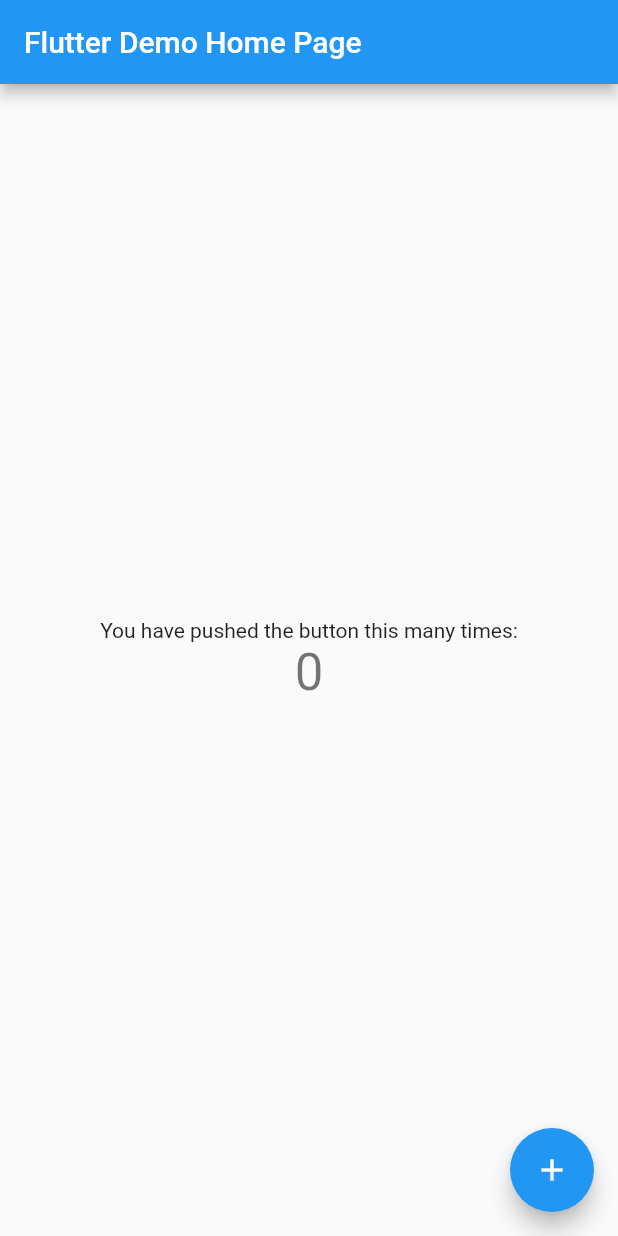
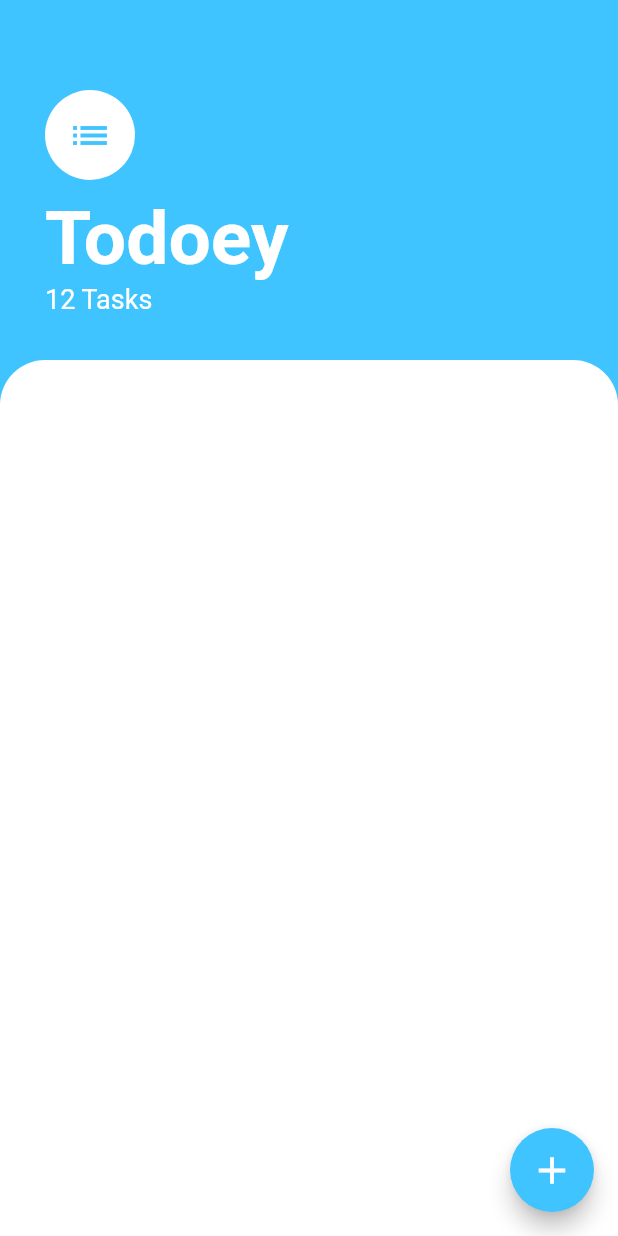
Before and after one commit to ankanSikdar/flutter-todoey, a Flutter app: the screen it shows after launch, on a phone screen of 412 x 824 dp. Run offline on Flutter 3.47's test engine with Material 2 defaults, Android fonts, the phone set to English and light mode, and no system bars.

Commit message:
Added Basic Design

```diff
--- a/lib/main.dart
+++ b/lib/main.dart
@@ -1,117 +1,16 @@
 import 'package:flutter/material.dart';
+
+import 'package:todoey/screens/tasks_screen.dart';
 
 void main() {
   runApp(MyApp());
 }
 
 class MyApp extends StatelessWidget {
-  // This widget is the root of your application.
   @override
   Widget build(BuildContext context) {
     return MaterialApp(
-      title: 'Flutter Demo',
-      theme: ThemeData(
-        // This is the theme of your application.
-        //
-        // Try running your application with "flutter run". You'll see the
-        // application has a blue toolbar. Then, without quitting the app, try
-        // changing the primarySwatch below to Colors.green and then invoke
-        // "hot reload" (press "r" in the console where you ran "flutter run",
-        // or simply save your changes to "hot reload" in a Flutter IDE).
-        // Notice that the counter didn't reset back to zero; the application
-        // is not restarted.
-        primarySwatch: Colors.blue,
-        // This makes the visual density adapt to the platform that you run
-        // the app on. For desktop platforms, the controls will be smaller and
-        // closer together (more dense) than on mobile platforms.
-        visualDensity: VisualDensity.adaptivePlatformDensity,
-      ),
-      home: MyHomePage(title: 'Flutter Demo Home Page'),
+      home: TasksScreen(),
     );
   }
 }
-
-class MyHomePage extends StatefulWidget {
-  MyHomePage({Key key, this.title}) : super(key: key);
-
-  // This widget is the home page of your application. It is stateful, meaning
-  // that it has a State object (defined below) that contains fields that affect
-  // how it looks.
-
-  // This class is the configuration for the state. It holds the values (in this
-  // case the title) provided by the parent (in this case the App widget) and
-  // used by the build method of the State. Fields in a Widget subclass are
-  // always marked "final".
-
-  final String title;
-
-  @override
-  _MyHomePageState createState() => _MyHomePageState();
-}
-
-class _MyHomePageState extends State<MyHomePage> {
-  int _counter = 0;
-
-  void _incrementCounter() {
-    setState(() {
-      // This call to setState tells the Flutter framework that something has
-      // changed in this State, which causes it to rerun the build method below
-      // so that the display can reflect the updated values. If we changed
-      // _counter without calling setState(), then the build method would not be
-      // called again, and so nothing would appear to happen.
-      _counter++;
-    });
-  }
-
-  @override
-  Widget build(BuildContext context) {
-    // This method is rerun every time setState is called, for instance as done
-    // by the _incrementCounter method above.
-    //
-    // The Flutter framework has been optimized to make rerunning build methods
-    // fast, so that you can just rebuild anything that needs updating rather
-    // than having to individually change instances of widgets.
-    return Scaffold(
-      appBar: AppBar(
-        // Here we take the value from the MyHomePage object that was created by
-        // the App.build method, and use it to set our appbar title.
-        title: Text(widget.title),
-      ),
-      body: Center(
-        // Center is a layout widget. It takes a single child and positions it
-        // in the middle of the parent.
-        child: Column(
-          // Column is also a layout widget. It takes a list of children and
-          // arranges them vertically. By default, it sizes itself to fit its
-          // children horizontally, and tries to be as tall as its parent.
-          //
-          // Invoke "debug painting" (press "p" in the console, choose the
-          // "Toggle Debug Paint" action from the Flutter Inspector in Android
-          // Studio, or the "Toggle Debug Paint" command in Visual Studio Code)
-          // to see the wireframe for each widget.
-          //
-          // Column has various properties to control how it sizes itself and
-          // how it positions its children. Here we use mainAxisAlignment to
-          // center the children vertically; the main axis here is the vertical
-          // axis because Columns are vertical (the cross axis would be
-          // horizontal).
-          mainAxisAlignment: MainAxisAlignment.center,
-          children: <Widget>[
-            Text(
-              'You have pushed the button this many times:',
-            ),
-            Text(
-              '$_counter',
-              style: Theme.of(context).textTheme.headline4,
-            ),
-          ],
-        ),
-      ),
-      floatingActionButton: FloatingActionButton(
-        onPressed: _incrementCounter,
-        tooltip: 'Increment',
-        child: Icon(Icons.add),
-      ), // This trailing comma makes auto-formatting nicer for build methods.
-    );
-  }
-}
--- /dev/null
+++ b/lib/screens/tasks_screen.dart
@@ -0,0 +1,71 @@
+import 'package:flutter/material.dart';
+
+class TasksScreen extends StatelessWidget {
+  @override
+  Widget build(BuildContext context) {
+    return Scaffold(
+      backgroundColor: Colors.lightBlueAccent,
+      floatingActionButton: FloatingActionButton(
+        child: Icon(
+          Icons.add,
+          color: Colors.white,
+          size: 30.0,
+        ),
+        backgroundColor: Colors.lightBlueAccent,
+        onPressed: () {},
+      ),
+      body: Column(
+        crossAxisAlignment: CrossAxisAlignment.start,
+        children: [
+          Container(
+            padding: EdgeInsets.only(
+                top: 60.0, left: 30.0, bottom: 30.0, right: 30.0),
+            child: Column(
+              crossAxisAlignment: CrossAxisAlignment.start,
+              children: [
+                CircleAvatar(
+                  child: Icon(
+                    Icons.list,
+                    color: Colors.lightBlueAccent,
+                    size: 30.0,
+                  ),
+                  backgroundColor: Colors.white,
+                  radius: 30.0,
+                ),
+                SizedBox(
+                  height: 10.0,
+                ),
+                Text(
+                  'Todoey',
+                  style: TextStyle(
+                    fontSize: 50.0,
+                    color: Colors.white,
+                    fontWeight: FontWeight.w700,
+                  ),
+                ),
+                Text(
+                  '12 Tasks',
+                  style: TextStyle(
+                    fontSize: 18,
+                    color: Colors.white,
+                  ),
+                ),
+              ],
+            ),
+          ),
+          Expanded(
+            child: Container(
+              decoration: BoxDecoration(
+                color: Colors.white,
+                borderRadius: BorderRadius.only(
+                  topLeft: Radius.circular(30.0),
+                  topRight: Radius.circular(30.0),
+                ),
+              ),
+            ),
+          )
+        ],
+      ),
+    );
+  }
+}
```
